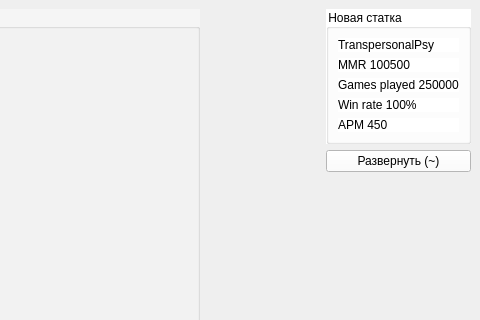
Old version of the form mainwindow.ui in the repository dubinaxdd/OverlayTest; both pictures show x 320 to 800 and y 0 to 320 of the 800 by 600 pixel window.
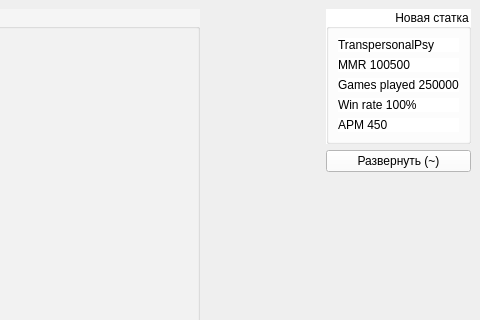
New version of the form.

Diff of the .ui file:
```diff
--- a/mainwindow.ui
+++ b/mainwindow.ui
@@ -48,6 +48,9 @@
       <property name="orientation">
        <enum>Qt::Horizontal</enum>
       </property>
+      <property name="sizeType">
+       <enum>QSizePolicy::MinimumExpanding</enum>
+      </property>
       <property name="sizeHint" stdset="0">
        <size>
         <width>40</width>
@@ -63,12 +66,27 @@
       </property>
       <item>
        <widget class="QGroupBox" name="groupBox">
+        <property name="sizePolicy">
+         <sizepolicy hsizetype="Minimum" vsizetype="Preferred">
+          <horstretch>0</horstretch>
+          <verstretch>0</verstretch>
+         </sizepolicy>
+        </property>
+        <property name="maximumSize">
+         <size>
+          <width>200</width>
+          <height>16777215</height>
+         </size>
+        </property>
         <property name="styleSheet">
          <string notr="true">background-color: rgb(255, 255, 255);</string>
         </property>
         <property name="title">
          <string>Новая статка</string>
         </property>
+        <property name="alignment">
+         <set>Qt::AlignRight|Qt::AlignTop|Qt::AlignTrailing</set>
+        </property>
         <layout class="QVBoxLayout" name="verticalLayout_2">
          <property name="sizeConstraint">
           <enum>QLayout::SetDefaultConstraint</enum>
@@ -133,6 +151,9 @@
         <property name="orientation">
          <enum>Qt::Vertical</enum>
         </property>
+        <property name="sizeType">
+         <enum>QSizePolicy::Expanding</enum>
+        </property>
         <property name="sizeHint" stdset="0">
          <size>
           <width>20</width>
```
Left out of the diff: 21 changed lines with no effect on the pictures.
